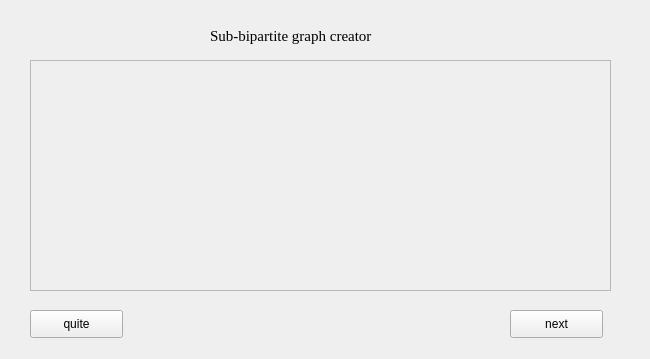
This is design.ui in yujianke100/Sub-Bipartite-Graph-Creator as Qt 5 draws it before an edit. The edited form follows.
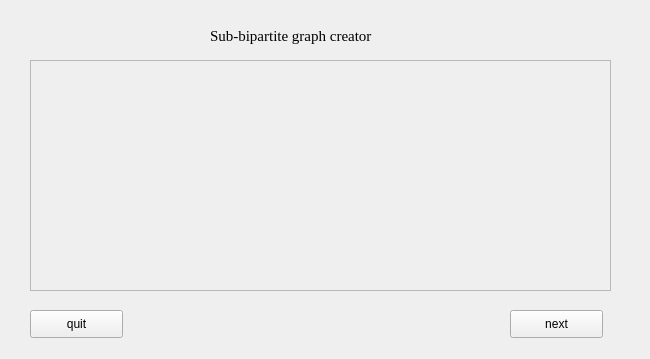
This is the edited form.

Diff of the .ui file:
```diff
--- a/design.ui
+++ b/design.ui
@@ -59,7 +59,7 @@
     </rect>
    </property>
    <property name="text">
-    <string>quite</string>
+    <string>quit</string>
    </property>
   </widget>
   <widget class="QLabel" name="label">
```
Left out of the diff: 2 changed lines with no effect on the pictures.
